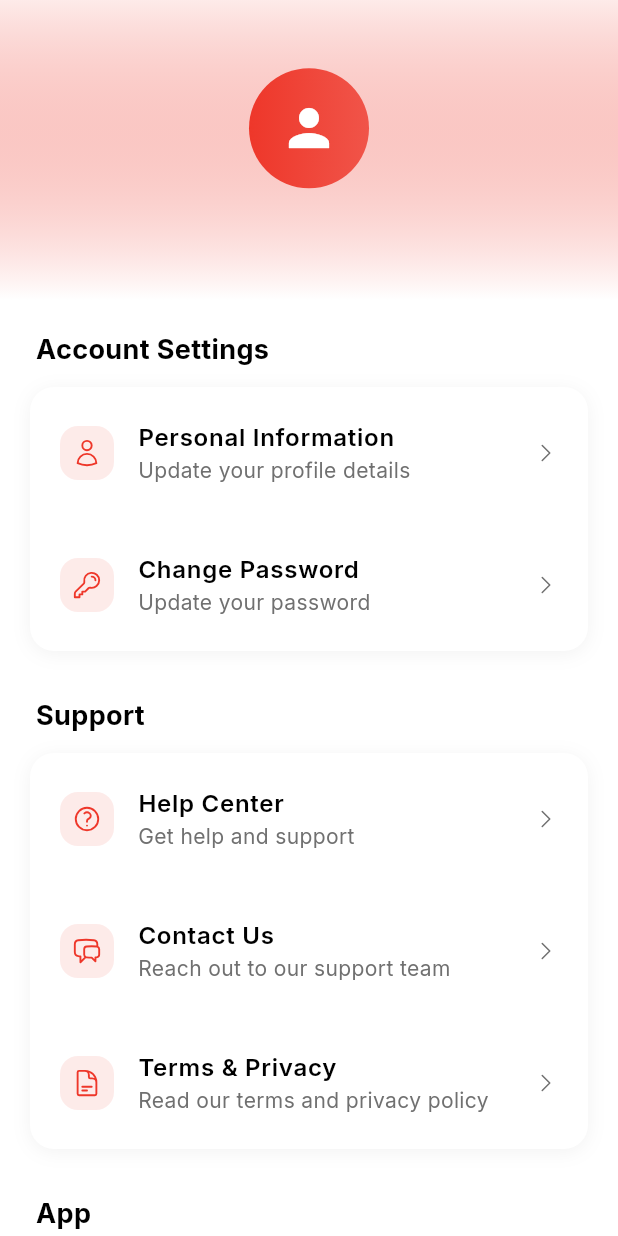
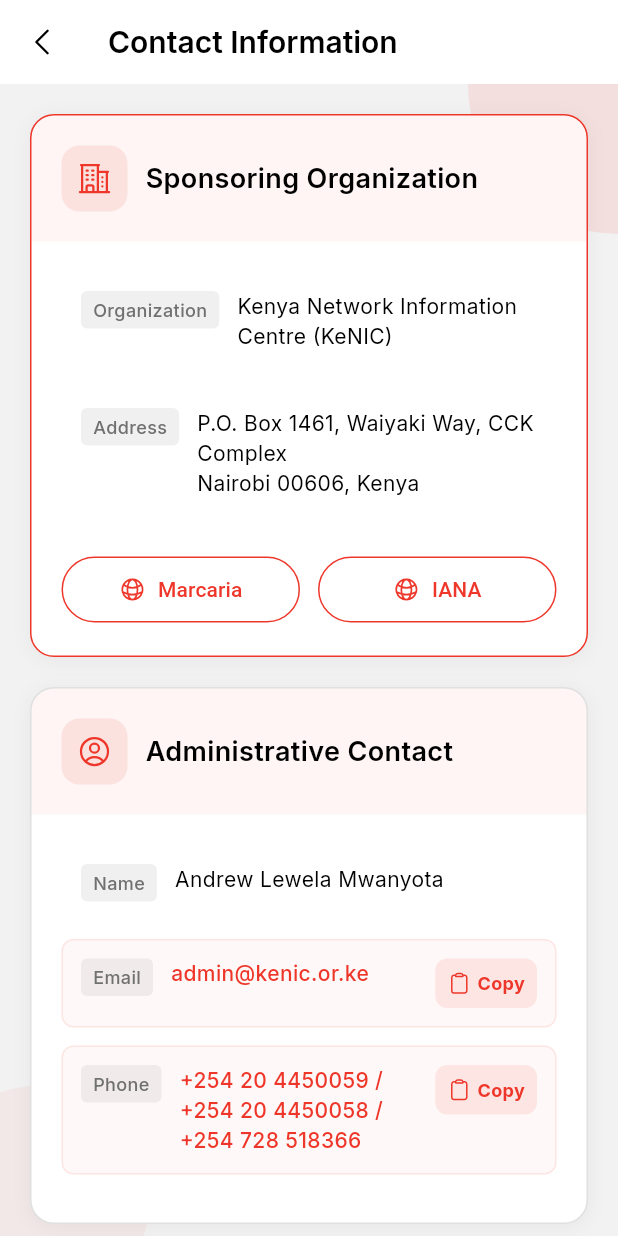
Before and after one commit to nalugala-vc/STACKOVERFLOWERS, a Flutter app: the ProfilePage screen opened by its route, after a tap on "Contact Us", on a phone screen of 412 x 824 dp. Run offline on Flutter 3.47's test engine with Material 3 defaults, Android fonts, the phone set to English and light mode, and no system bars; our stand-ins replace country_code_picker, flutter_otp_text_field, flutter_slidable, fpdart, get, google_fonts and 2 more; accounts and stored records are empty; network calls fail.

Commit message:
contact us page

```diff
--- /dev/null
+++ b/lib/features/profile/views/contact_info_page.dart
@@ -0,0 +1,416 @@
+import 'package:flutter/material.dart';
+import 'package:flutter/services.dart';
+import 'package:get/get.dart';
+import 'package:heroicons/heroicons.dart';
+import 'package:kenic/core/utils/fonts/inter.dart';
+import 'package:kenic/core/utils/spacers/spacers.dart';
+import 'package:kenic/core/utils/theme/app_pallete.dart';
+import 'package:url_launcher/url_launcher.dart';
+
+class ContactInfoPage extends StatelessWidget {
+  const ContactInfoPage({super.key});
+
+  final spaceH8 = const SizedBox(height: 8);
+  final spaceH12 = const SizedBox(height: 12);
+  final spaceH16 = const SizedBox(height: 16);
+  final spaceW8 = const SizedBox(width: 8);
+  final spaceW12 = const SizedBox(width: 12);
+  final spaceW4 = const SizedBox(width: 4);
+
+  void _copyToClipboard(String text) {
+    Clipboard.setData(ClipboardData(text: text));
+    Get.snackbar(
+      'Copied',
+      'Text copied to clipboard',
+      backgroundColor: Colors.green,
+      colorText: Colors.white,
+      snackPosition: SnackPosition.BOTTOM,
+    );
+  }
+
+  Future<void> _launchUrl(String url) async {
+    if (await canLaunch(url)) {
+      await launch(url);
+    }
+  }
+
+  Widget _buildContactCard({
+    required String title,
+    required List<Widget> children,
+    Color? borderColor,
+    HeroIcons icon = HeroIcons.buildingOffice,
+  }) {
+    return Container(
+      width: double.infinity,
+      decoration: BoxDecoration(
+        color: AppPallete.kenicWhite,
+        borderRadius: BorderRadius.circular(16),
+        border: Border.all(color: borderColor ?? const Color(0xFFE0E0E0)),
+        boxShadow: [
+          BoxShadow(
+            color: Colors.black.withOpacity(0.05),
+            blurRadius: 10,
+            offset: const Offset(0, 2),
+          ),
+        ],
+      ),
+      child: Column(
+        crossAxisAlignment: CrossAxisAlignment.start,
+        children: [
+          // Header with icon
+          Container(
+            padding: const EdgeInsets.all(20),
+            decoration: BoxDecoration(
+              color: (borderColor ?? AppPallete.kenicRed).withOpacity(0.05),
+              borderRadius: const BorderRadius.vertical(
+                top: Radius.circular(15),
+              ),
+            ),
+            child: Row(
+              children: [
+                Container(
+                  padding: const EdgeInsets.all(10),
+                  decoration: BoxDecoration(
+                    color: (borderColor ?? AppPallete.kenicRed).withOpacity(
+                      0.1,
+                    ),
+                    borderRadius: BorderRadius.circular(12),
+                  ),
+                  child: HeroIcon(
+                    icon,
+                    size: 24,
+                    color: borderColor ?? AppPallete.kenicRed,
+                  ),
+                ),
+                spaceW12,
+                Inter(
+                  text: title,
+                  fontSize: 18,
+                  fontWeight: FontWeight.w600,
+                  textColor: AppPallete.kenicBlack,
+                ),
+              ],
+            ),
+          ),
+          Container(
+            padding: const EdgeInsets.all(20),
+            child: Column(
+              crossAxisAlignment: CrossAxisAlignment.start,
+              children: children,
+            ),
+          ),
+        ],
+      ),
+    );
+  }
+
+  Widget _buildInfoRow({
+    required String label,
+    required String value,
+    bool isLink = false,
+    VoidCallback? onTap,
+  }) {
+    return Container(
+      margin: const EdgeInsets.only(bottom: 12),
+      padding: const EdgeInsets.all(12),
+      decoration: BoxDecoration(
+        color:
+            isLink ? AppPallete.kenicRed.withOpacity(0.03) : Colors.transparent,
+        borderRadius: BorderRadius.circular(8),
+        border: Border.all(
+          color:
+              isLink
+                  ? AppPallete.kenicRed.withOpacity(0.1)
+                  : Colors.transparent,
+        ),
+      ),
+      child: Row(
+        crossAxisAlignment: CrossAxisAlignment.start,
+        children: [
+          Container(
+            padding: const EdgeInsets.symmetric(horizontal: 8, vertical: 4),
+            decoration: BoxDecoration(
+              color: AppPallete.greyColor.withOpacity(0.1),
+              borderRadius: BorderRadius.circular(4),
+            ),
+            child: Inter(
+              text: label,
+              fontSize: 12,
+              fontWeight: FontWeight.w500,
+              textColor: AppPallete.greyColor,
+            ),
+          ),
+          spaceW12,
+          Expanded(
+            child: GestureDetector(
+              onTap: onTap,
+              child: Text(
+                value,
+                style: TextStyle(
+                  fontSize: 14,
+                  height: 1.4,
+                  color: isLink ? AppPallete.kenicRed : AppPallete.kenicBlack,
+                  fontFamily: 'Inter',
+                  fontWeight: isLink ? FontWeight.w500 : FontWeight.normal,
+                ),
+                textAlign: TextAlign.left,
+              ),
+            ),
+          ),
+          if (onTap != null) ...[
+            spaceW8,
+            Material(
+              color: Colors.transparent,
+              child: InkWell(
+                onTap: onTap,
+                borderRadius: BorderRadius.circular(8),
+                child: Container(
+                  padding: const EdgeInsets.all(8),
+                  decoration: BoxDecoration(
+                    color: AppPallete.kenicRed.withOpacity(0.1),
+                    borderRadius: BorderRadius.circular(8),
+                  ),
+                  child: Row(
+                    mainAxisSize: MainAxisSize.min,
+                    children: [
+                      const HeroIcon(
+                        HeroIcons.clipboard,
+                        size: 16,
+                        color: AppPallete.kenicRed,
+                      ),
+                      spaceW4,
+                      Inter(
+                        text: 'Copy',
+                        fontSize: 12,
+                        textColor: AppPallete.kenicRed,
+                      ),
+                    ],
+                  ),
+                ),
+              ),
+            ),
+          ],
+        ],
+      ),
+    );
+  }
+
+  @override
+  Widget build(BuildContext context) {
+    return Scaffold(
+      backgroundColor: AppPallete.scaffoldBg,
+      appBar: AppBar(
+        title: Inter(
+          text: 'Contact Information',
+          fontSize: 20,
+          fontWeight: FontWeight.w600,
+          textColor: AppPallete.kenicBlack,
+        ),
+        backgroundColor: AppPallete.kenicWhite,
+        elevation: 0,
+        leading: IconButton(
+          icon: HeroIcon(HeroIcons.chevronLeft, color: AppPallete.kenicBlack),
+          onPressed: () => Get.back(),
+        ),
+      ),
+      body: Stack(
+        children: [
+          // Background design
+          Positioned(
+            top: -100,
+            right: -100,
+            child: Container(
+              width: 200,
+              height: 200,
+              decoration: BoxDecoration(
+                shape: BoxShape.circle,
+                color: AppPallete.kenicRed.withOpacity(0.1),
+              ),
+            ),
+          ),
+          Positioned(
+            bottom: -50,
+            left: -50,
+            child: Container(
+              width: 150,
+              height: 150,
+              decoration: BoxDecoration(
+                shape: BoxShape.circle,
+                color: AppPallete.kenicRed.withOpacity(0.05),
+              ),
+            ),
+          ),
+          // Main content
+          ListView(
+            padding: const EdgeInsets.all(20),
+            children: [
+              // Organization Info
+              _buildContactCard(
+                title: 'Sponsoring Organization',
+                borderColor: AppPallete.kenicRed,
+                icon: HeroIcons.buildingOffice2,
+                children: [
+                  _buildInfoRow(
+                    label: 'Organization',
+                    value: 'Kenya Network Information Centre (KeNIC)',
+                  ),
+                  _buildInfoRow(
+                    label: 'Address',
+                    value:
+                        'P.O. Box 1461, Waiyaki Way, CCK Complex\nNairobi 00606, Kenya',
+                  ),
+                  spaceH12,
+                  Row(
+                    children: [
+                      Expanded(
+                        child: OutlinedButton.icon(
+                          onPressed:
+                              () => _launchUrl('https://support.marcaria.com'),
+                          icon: const HeroIcon(
+                            HeroIcons.globeAlt,
+                            size: 18,
+                            color: AppPallete.kenicRed,
+                          ),
+                          label: const Text('Marcaria'),
+                          style: OutlinedButton.styleFrom(
+                            foregroundColor: AppPallete.kenicRed,
+                            side: const BorderSide(color: AppPallete.kenicRed),
+                            padding: const EdgeInsets.symmetric(vertical: 12),
+                          ),
+                        ),
+                      ),
+                      spaceW12,
+                      Expanded(
+                        child: OutlinedButton.icon(
+                          onPressed: () => _launchUrl('https://www.iana.org'),
+                          icon: const HeroIcon(
+                            HeroIcons.globeAlt,
+                            size: 18,
+                            color: AppPallete.kenicRed,
+                          ),
+                          label: const Text('IANA'),
+                          style: OutlinedButton.styleFrom(
+                            foregroundColor: AppPallete.kenicRed,
+                            side: const BorderSide(color: AppPallete.kenicRed),
+                            padding: const EdgeInsets.symmetric(vertical: 12),
+                          ),
+                        ),
+                      ),
+                    ],
+                  ),
+                ],
+              ),
+              spaceH20,
+              // Administrative Contact
+              _buildContactCard(
+                title: 'Administrative Contact',
+                icon: HeroIcons.userCircle,
+                children: [
+                  _buildInfoRow(label: 'Name', value: 'Andrew Lewela Mwanyota'),
+                  _buildInfoRow(
+                    label: 'Email',
+                    value: 'admin@kenic.or.ke',
+                    isLink: true,
+                    onTap: () => _copyToClipboard('admin@kenic.or.ke'),
+                  ),
+                  _buildInfoRow(
+                    label: 'Phone',
+                    value:
+                        '+254 20 4450059 / +254 20 4450058 / +254 728 518366',
+                    isLink: true,
+                    onTap: () => _copyToClipboard('+254 20 4450059'),
+                  ),
+                ],
+              ),
+              spaceH20,
+              // Technical Contact
+              _buildContactCard(
+                title: 'Technical Contact',
+                icon: HeroIcons.wrenchScrewdriver,
+                children: [
+                  _buildInfoRow(label: 'Name', value: 'Ahmed Landi'),
+                  _buildInfoRow(
+                    label: 'Email',
+                    value: 'tech@kenic.or.ke',
+                    isLink: true,
+                    onTap: () => _copyToClipboard('tech@kenic.or.ke'),
+                  ),
+                  _buildInfoRow(
+                    label: 'Phone',
+                    value:
+                        '+254 20 4450059 / +254 20 4450058 / +254 715 275483',
+                    isLink: true,
+                    onTap: () => _copyToClipboard('+254 20 4450059'),
+                  ),
+                  _buildInfoRow(label: 'Fax', value: '+254 20 4450087'),
+                ],
+              ),
+              spaceH20,
+              // General Enquiries
+              _buildContactCard(
+                title: 'General Enquiries',
+                icon: HeroIcons.chatBubbleLeftRight,
+                children: [
+                  _buildInfoRow(
+                    label: 'Email',
+                    value: 'info@kenic.or.ke',
+                    isLink: true,
+                    onTap: () => _copyToClipboard('info@kenic.or.ke'),
+                  ),
+                  _buildInfoRow(
+                    label: 'Phone',
+                    value: '+254 20 4450057 / +254 20 4450058',
+                    isLink: true,
+                    onTap: () => _copyToClipboard('+254 20 4450057'),
+                  ),
+                  _buildInfoRow(label: 'Fax', value: '+254 20 4450087'),
+                  spaceH12,
+                  Row(
+                    children: [
+                      Expanded(
+                        child: OutlinedButton.icon(
+                          onPressed:
+                              () => _launchUrl('https://ccnso.icann.org'),
+                          icon: const HeroIcon(
+                            HeroIcons.globeAlt,
+                            size: 18,
+                            color: AppPallete.kenicRed,
+                          ),
+                          label: const Text('ICANN'),
+                          style: OutlinedButton.styleFrom(
+                            foregroundColor: AppPallete.kenicRed,
+                            side: const BorderSide(color: AppPallete.kenicRed),
+                            padding: const EdgeInsets.symmetric(vertical: 12),
+                          ),
+                        ),
+                      ),
+                      spaceW12,
+                      Expanded(
+                        child: OutlinedButton.icon(
+                          onPressed:
+                              () => _launchUrl('https://support.marcaria.com'),
+                          icon: const HeroIcon(
+                            HeroIcons.globeAlt,
+                            size: 18,
+                            color: AppPallete.kenicRed,
+                          ),
+                          label: const Text('Marcaria'),
+                          style: OutlinedButton.styleFrom(
+                            foregroundColor: AppPallete.kenicRed,
+                            side: const BorderSide(color: AppPallete.kenicRed),
+                            padding: const EdgeInsets.symmetric(vertical: 12),
+                          ),
+                        ),
+                      ),
+                    ],
+                  ),
+                ],
+              ),
+              spaceH30,
+            ],
+          ),
+        ],
+      ),
+    );
+  }
+}
--- a/lib/features/profile/views/profile_page.dart
+++ b/lib/features/profile/views/profile_page.dart
@@ -7,6 +7,7 @@
 import 'package:kenic/features/onboarding/controllers/onboarding_controller.dart';
 import 'package:kenic/features/onboarding/routes/onboarding_routes.dart';
 import 'package:kenic/core/utils/widgets/custom_dialogs.dart';
+import 'package:kenic/features/profile/views/contact_info_page.dart';
 
 class ProfilePage extends StatelessWidget {
   const ProfilePage({super.key});
@@ -122,7 +123,7 @@
                       icon: HeroIcons.chatBubbleLeftRight,
                       title: 'Contact Us',
                       subtitle: 'Reach out to our support team',
-                      onTap: () {},
+                      onTap: () => Get.to(() => const ContactInfoPage()),
                     ),
                     _buildProfileItem(
                       icon: HeroIcons.documentText,
```
